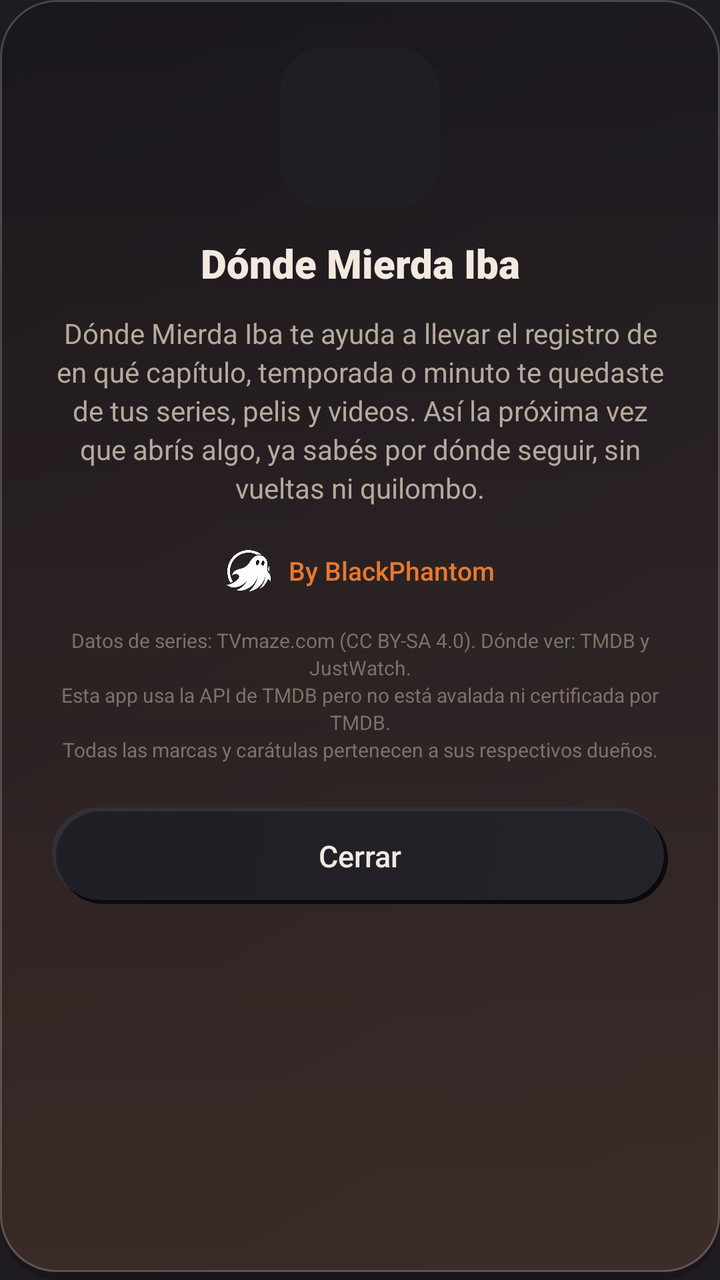
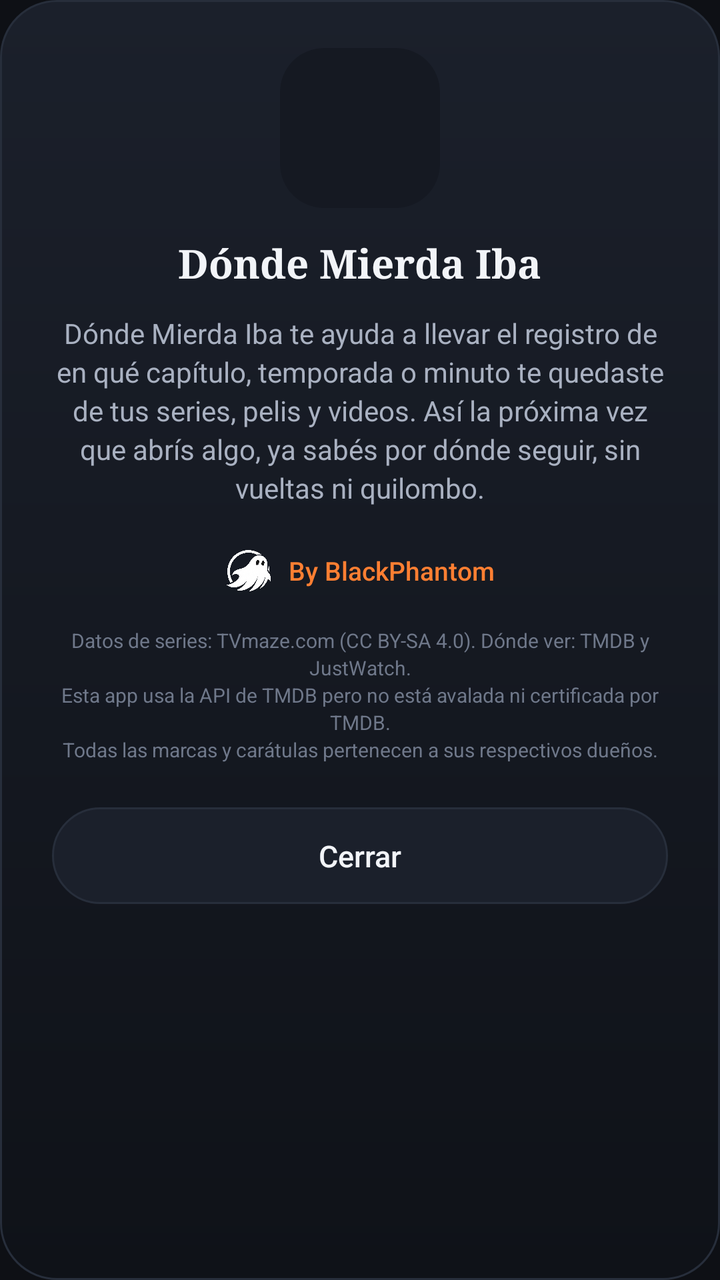

Screens rendered from an Android XML layout before and after an edit, with the pre-edit source and the edit as a unified diff.
<!-- AndroidManifest.xml: application theme Theme.DondeMierdaIba -->
<!-- res/layout/dialog_about.xml -->
<?xml version="1.0" encoding="utf-8"?>
<LinearLayout xmlns:android="http://schemas.android.com/apk/res/android"
    android:layout_width="match_parent"
    android:layout_height="wrap_content"
    android:background="@drawable/bg_glass_dialog"
    android:orientation="vertical"
    android:gravity="center_horizontal"
    android:paddingStart="26dp"
    android:paddingEnd="26dp"
    android:paddingTop="24dp"
    android:paddingBottom="24dp">

    <ImageView
        android:id="@+id/imgAboutIcon"
        android:layout_width="80dp"
        android:layout_height="80dp"
        android:background="@drawable/bg_rounded_icon_mask"
        android:clipToOutline="true"
        android:scaleType="centerCrop"
        android:src="@mipmap/ic_launcher"
        android:contentDescription="@string/app_name" />

    <TextView
        android:layout_width="wrap_content"
        android:layout_height="wrap_content"
        android:layout_marginTop="14dp"
        android:fontFamily="sans-serif-black"
        android:gravity="center"
        android:text="@string/app_name"
        android:textColor="@color/text_primary"
        android:textSize="20sp" />

    <TextView
        android:layout_width="match_parent"
        android:layout_height="wrap_content"
        android:layout_marginTop="12dp"
        android:gravity="center"
        android:lineSpacingExtra="3dp"
        android:text="@string/about_description"
        android:textColor="@color/text_secondary"
        android:textSize="14sp" />

    <LinearLayout
        android:layout_width="wrap_content"
        android:layout_height="wrap_content"
        android:layout_marginTop="20dp"
        android:gravity="center_vertical"
        android:orientation="horizontal">

        <ImageView
            android:layout_width="24dp"
            android:layout_height="24dp"
            android:layout_marginEnd="8dp"
            android:src="@drawable/logo_blackphantom"
            android:contentDescription="@string/by_blackphantom" />

        <TextView
            android:layout_width="wrap_content"
            android:layout_height="wrap_content"
            android:fontFamily="sans-serif-medium"
            android:text="@string/by_blackphantom"
            android:textColor="@color/accent_orange"
            android:textSize="13sp" />

    </LinearLayout>

    <TextView
        android:layout_width="match_parent"
        android:layout_height="wrap_content"
        android:layout_marginTop="16dp"
        android:gravity="center"
        android:lineSpacingExtra="2dp"
        android:text="@string/about_credits"
        android:textColor="@color/text_muted"
        android:textSize="10sp" />

    <Button
        android:id="@+id/btnCloseAbout"
        style="@style/Widget.DMI.AppleButton.Ghost"
        android:layout_width="match_parent"
        android:layout_height="wrap_content"
        android:layout_marginTop="22dp"
        android:text="@string/close" />

</LinearLayout>
<!-- resources referenced by this layout -->
<resources>
  <color name="accent_orange">#E8792E</color>
  <color name="text_muted">#7D7268</color>
  <color name="text_primary">#F4E9DF</color>
  <color name="text_secondary">#B7A99C</color>
  <!-- drawable bg_glass_dialog (drawable) -->
  <?xml version="1.0" encoding="utf-8"?>
  <layer-list xmlns:android="http://schemas.android.com/apk/res/android">
  
      
      <item android:top="6dp">
          <shape android:shape="rectangle">
              <corners android:radius="30dp" />
              <solid android:color="#33000000" />
          </shape>
      </item>
  
      
      <item android:bottom="4dp">
          <shape android:shape="rectangle">
              <corners android:radius="28dp" />
              <gradient
                  android:type="linear"
                  android:angle="135"
                  android:startColor="#DE252329"
                  android:endColor="#DE18161C" />
          </shape>
      </item>
  
      
      <item android:bottom="4dp">
          <shape android:shape="rectangle">
              <corners android:radius="28dp" />
              <stroke android:width="1dp" android:color="#33FFFFFF" />
          </shape>
      </item>
  
      
      <item
          android:top="0dp"
          android:bottom="4dp"
          android:left="0dp"
          android:right="0dp">
          <shape android:shape="rectangle">
              <corners android:topLeftRadius="28dp" android:topRightRadius="28dp" android:bottomLeftRadius="28dp" android:bottomRightRadius="28dp" />
              <gradient
                  android:type="linear"
                  android:angle="90"
                  android:startColor="#1FE8792E"
                  android:endColor="#00E8792E"
                  android:centerY="0.35" />
          </shape>
      </item>
  
  </layer-list>
  <color name="neu_base">#201E25</color>
  <color name="accent_violet">#E8792E</color>
  <color name="bg_top">#1E1C22</color>
  <color name="accent_cyan">#F4B740</color>
  <color name="bg_bottom">#121115</color>
  <!-- drawable bg_button_ghost_pressed (drawable) -->
  <?xml version="1.0" encoding="utf-8"?>
  <layer-list xmlns:android="http://schemas.android.com/apk/res/android">
      
      <item android:bottom="3dp" android:right="3dp">
          <shape android:shape="rectangle">
              <corners android:radius="26dp" />
              <solid android:color="@color/neu_shadow_dark" />
          </shape>
      </item>
      <item android:top="3dp" android:left="3dp">
          <shape android:shape="rectangle">
              <corners android:radius="26dp" />
              <solid android:color="@color/neu_shadow_light" />
          </shape>
      </item>
      <item android:top="2dp" android:left="2dp" android:right="2dp" android:bottom="2dp">
          <shape android:shape="rectangle">
              <corners android:radius="25dp" />
              <gradient android:type="linear" android:angle="135" android:startColor="@color/neu_base_pressed" android:endColor="@color/neu_base_pressed" />
          </shape>
      </item>
  </layer-list>
  <!-- drawable bg_button_ghost_normal (drawable) -->
  <?xml version="1.0" encoding="utf-8"?>
  <layer-list xmlns:android="http://schemas.android.com/apk/res/android">
      
      <item android:top="3dp" android:left="3dp">
          <shape android:shape="rectangle">
              <corners android:radius="26dp" />
              <solid android:color="@color/neu_shadow_dark" />
          </shape>
      </item>
      
      <item android:bottom="3dp" android:right="3dp">
          <shape android:shape="rectangle">
              <corners android:radius="26dp" />
              <solid android:color="@color/neu_shadow_light" />
          </shape>
      </item>
      
      <item android:top="2dp" android:left="2dp" android:right="2dp" android:bottom="2dp">
          <shape android:shape="rectangle">
              <corners android:radius="25dp" />
              <gradient android:type="linear" android:angle="135" android:startColor="@color/neu_base_hi" android:endColor="@color/neu_base" />
          </shape>
      </item>
  </layer-list>
  <color name="neu_shadow_dark">#0B0A0E</color>
  <color name="neu_shadow_light">#332F38</color>
  <color name="neu_base_pressed">#191720</color>
  <color name="neu_base_hi">#252329</color>
  <!-- unchanged entries left out for length: 13 -->
</resources>

<!-- the commit's change to res/layout/dialog_about.xml (unified diff, before → after) -->
@@ -24,7 +24,8 @@
         android:layout_width="wrap_content"
         android:layout_height="wrap_content"
         android:layout_marginTop="14dp"
-        android:fontFamily="sans-serif-black"
+        android:fontFamily="serif"
+        android:textStyle="bold"
         android:gravity="center"
         android:text="@string/app_name"
         android:textColor="@color/text_primary"
<!-- resource entries referenced after the edit -->
@@ -1,116 +1,38 @@
 <!-- resources referenced by this layout -->
 <resources>
-  <color name="accent_orange">#E8792E</color>
-  <color name="text_muted">#7D7268</color>
-  <color name="text_primary">#F4E9DF</color>
-  <color name="text_secondary">#B7A99C</color>
+  <color name="accent_orange">#FF7F32</color>
+  <color name="text_muted">#6F788A</color>
+  <color name="text_primary">#F2F4F8</color>
+  <color name="text_secondary">#A9B1C1</color>
   <!-- drawable bg_glass_dialog (drawable) -->
   <?xml version="1.0" encoding="utf-8"?>
-  <layer-list xmlns:android="http://schemas.android.com/apk/res/android">
-  
-      
-      <item android:top="6dp">
-          <shape android:shape="rectangle">
-              <corners android:radius="30dp" />
-              <solid android:color="#33000000" />
-          </shape>
-      </item>
-  
-      
-      <item android:bottom="4dp">
-          <shape android:shape="rectangle">
-              <corners android:radius="28dp" />
-              <gradient
-                  android:type="linear"
-                  android:angle="135"
-                  android:startColor="#DE252329"
-                  android:endColor="#DE18161C" />
-          </shape>
-      </item>
-  
-      
-      <item android:bottom="4dp">
-          <shape android:shape="rectangle">
-              <corners android:radius="28dp" />
-              <stroke android:width="1dp" android:color="#33FFFFFF" />
-          </shape>
-      </item>
-  
-      
-      <item
-          android:top="0dp"
-          android:bottom="4dp"
-          android:left="0dp"
-          android:right="0dp">
-          <shape android:shape="rectangle">
-              <corners android:topLeftRadius="28dp" android:topRightRadius="28dp" android:bottomLeftRadius="28dp" android:bottomRightRadius="28dp" />
-              <gradient
-                  android:type="linear"
-                  android:angle="90"
-                  android:startColor="#1FE8792E"
-                  android:endColor="#00E8792E"
-                  android:centerY="0.35" />
-          </shape>
-      </item>
-  
-  </layer-list>
-  <color name="neu_base">#201E25</color>
-  <color name="accent_violet">#E8792E</color>
-  <color name="bg_top">#1E1C22</color>
-  <color name="accent_cyan">#F4B740</color>
-  <color name="bg_bottom">#121115</color>
+  <shape xmlns:android="http://schemas.android.com/apk/res/android" android:shape="rectangle">
+      <gradient android:type="linear" android:angle="270" android:startColor="#1B202B" android:endColor="#0F1218" />
+      <corners android:radius="28dp" />
+      <stroke android:width="1dp" android:color="@color/border_soft" />
+  </shape>
+  <color name="border_soft">#272E3B</color>
+  <color name="neu_base">#151922</color>
+  <color name="accent_violet">#FF7F32</color>
+  <color name="bg_top">#0E1015</color>
+  <color name="accent_cyan">#FFC247</color>
+  <color name="bg_bottom">#090A0E</color>
   <!-- drawable bg_button_ghost_pressed (drawable) -->
   <?xml version="1.0" encoding="utf-8"?>
-  <layer-list xmlns:android="http://schemas.android.com/apk/res/android">
-      
-      <item android:bottom="3dp" android:right="3dp">
-          <shape android:shape="rectangle">
-              <corners android:radius="26dp" />
-              <solid android:color="@color/neu_shadow_dark" />
-          </shape>
-      </item>
-      <item android:top="3dp" android:left="3dp">
-          <shape android:shape="rectangle">
-              <corners android:radius="26dp" />
-              <solid android:color="@color/neu_shadow_light" />
-          </shape>
-      </item>
-      <item android:top="2dp" android:left="2dp" android:right="2dp" android:bottom="2dp">
-          <shape android:shape="rectangle">
-              <corners android:radius="25dp" />
-              <gradient android:type="linear" android:angle="135" android:startColor="@color/neu_base_pressed" android:endColor="@color/neu_base_pressed" />
-          </shape>
-      </item>
-  </layer-list>
+  <shape xmlns:android="http://schemas.android.com/apk/res/android" android:shape="rectangle">
+      <solid android:color="@color/neu_base_pressed" />
+      <corners android:radius="28dp" />
+      <stroke android:width="1dp" android:color="@color/border_soft" />
+  </shape>
   <!-- drawable bg_button_ghost_normal (drawable) -->
   <?xml version="1.0" encoding="utf-8"?>
-  <layer-list xmlns:android="http://schemas.android.com/apk/res/android">
-      
-      <item android:top="3dp" android:left="3dp">
-          <shape android:shape="rectangle">
-              <corners android:radius="26dp" />
-              <solid android:color="@color/neu_shadow_dark" />
-          </shape>
-      </item>
-      
-      <item android:bottom="3dp" android:right="3dp">
-          <shape android:shape="rectangle">
-              <corners android:radius="26dp" />
-              <solid android:color="@color/neu_shadow_light" />
-          </shape>
-      </item>
-      
-      <item android:top="2dp" android:left="2dp" android:right="2dp" android:bottom="2dp">
-          <shape android:shape="rectangle">
-              <corners android:radius="25dp" />
-              <gradient android:type="linear" android:angle="135" android:startColor="@color/neu_base_hi" android:endColor="@color/neu_base" />
-          </shape>
-      </item>
-  </layer-list>
-  <color name="neu_shadow_dark">#0B0A0E</color>
-  <color name="neu_shadow_light">#332F38</color>
-  <color name="neu_base_pressed">#191720</color>
-  <color name="neu_base_hi">#252329</color>
+  <shape xmlns:android="http://schemas.android.com/apk/res/android" android:shape="rectangle">
+      <solid android:color="@color/surface_hi" />
+      <corners android:radius="28dp" />
+      <stroke android:width="1dp" android:color="@color/border_soft" />
+  </shape>
+  <color name="neu_base_pressed">#0E1117</color>
+  <color name="surface_hi">#1B202B</color>
   <!-- unchanged entries left out for length: 13 -->
 </resources>
 
